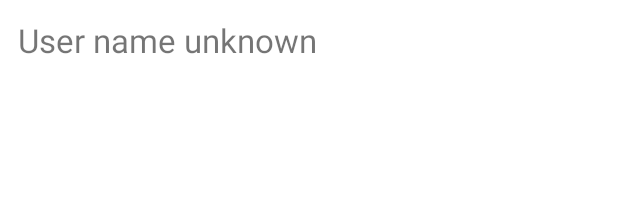
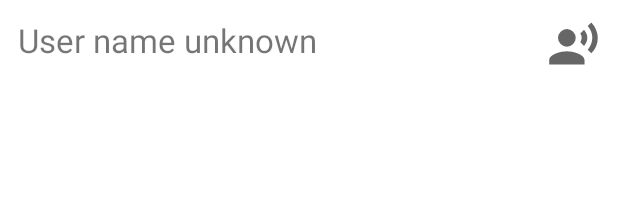
Before and after one commit to EugenySychev/WiFilkieTalkie, an Android app: the layout layout_userlist_item.xml on its own in the app's theme, with its tools: preview values and no code run, on a phone screen of 412 x 824 dp. Shown: the top 212 px of the screen. Run offline under Robolectric (Android 15) with nearby library versions, the light colour scheme and no system bars; network calls fail.

Commit message:
add rx/tx icons

```diff
--- /dev/null
+++ b/app/src/main/res/drawable/ic_baseline_record_voice_over_24.xml
@@ -0,0 +1,13 @@
+<vector xmlns:android="http://schemas.android.com/apk/res/android"
+    android:width="24dp"
+    android:height="24dp"
+    android:viewportWidth="24"
+    android:viewportHeight="24"
+    android:tint="?attr/colorControlNormal">
+  <path
+      android:fillColor="@android:color/white"
+      android:pathData="M9,9m-4,0a4,4 0,1 1,8 0a4,4 0,1 1,-8 0"/>
+  <path
+      android:fillColor="@android:color/white"
+      android:pathData="M9,15c-2.67,0 -8,1.34 -8,4v2h16v-2c0,-2.66 -5.33,-4 -8,-4zM16.76,5.36l-1.68,1.69c0.84,1.18 0.84,2.71 0,3.89l1.68,1.69c2.02,-2.02 2.02,-5.07 0,-7.27zM20.07,2l-1.63,1.63c2.77,3.02 2.77,7.56 0,10.74L20.07,16c3.9,-3.89 3.91,-9.95 0,-14z"/>
+</vector>
--- a/app/src/main/res/layout/layout_userlist_item.xml
+++ b/app/src/main/res/layout/layout_userlist_item.xml
@@ -2,12 +2,20 @@
 <LinearLayout xmlns:android="http://schemas.android.com/apk/res/android"
     android:layout_width="match_parent"
     android:layout_height="match_parent"
-    android:orientation="vertical"
+    android:orientation="horizontal"
     android:padding="@dimen/userlist_item_padding">
-        <TextView
-            android:layout_width="match_parent"
-            android:layout_height="wrap_content"
-            android:id="@+id/contact_title_view"
-            android:textSize="22sp"
-            android:text="@string/user_name_unknown"/>
+
+    <TextView
+        android:id="@+id/contact_title_view"
+        android:layout_width="wrap_content"
+        android:layout_height="wrap_content"
+        android:layout_weight="1"
+        android:text="@string/user_name_unknown"
+        android:textSize="@dimen/contact_list_font_size" />
+
+    <ImageView
+        android:id="@+id/contact_action_icon"
+        android:layout_width="@dimen/talk_icon_size"
+        android:layout_height="@dimen/talk_icon_size"
+        android:src="@drawable/ic_baseline_record_voice_over_24" />
 </LinearLayout>
--- a/app/src/main/res/values/dimens.xml
+++ b/app/src/main/res/values/dimens.xml
@@ -2,4 +2,6 @@
 <resources>
     <dimen name="main_activity_padding">40dp</dimen>
     <dimen name="userlist_item_padding">12dp</dimen>
+    <dimen name="talk_icon_size">35dp</dimen>
+    <dimen name="contact_list_font_size">22sp</dimen>
 </resources>
```
Also changed, not shown: app/src/main/java/com/sychev/wifilkietalkie/data/UserItem.java (+16 -0 lines), app/src/main/java/com/sychev/wifilkietalkie/view/UserListActivity.java (+8 -1 lines), app/src/main/java/com/sychev/wifilkietalkie/view/UserListAdapter.java (+33 -3 lines), app/src/main/res/drawable/ic_baseline_mic_24.xml (added, +10 -0 lines).
